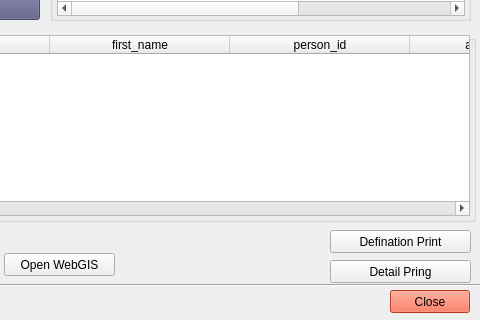
First picture: the form in view/WebgisUtilityDialog.ui, repository teamlm2/lm2_mgis, before the edit; both pictures show x 320 to 800 and y 180 to 500 of the 800 by 500 pixel window.
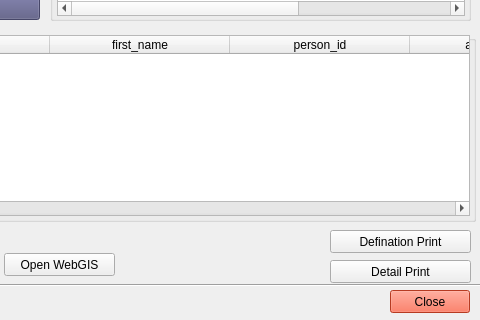
Second picture: the form after the edit. Icons and pictures are not drawn.

What changed in the file:
```diff
--- a/view/WebgisUtilityDialog.ui
+++ b/view/WebgisUtilityDialog.ui
@@ -239,7 +239,7 @@
     </rect>
    </property>
    <property name="text">
-    <string>Detail Pring</string>
+    <string>Detail Print</string>
    </property>
   </widget>
   <widget class="QPushButton" name="close_button">
```
